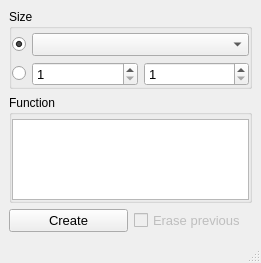
Before: the Qt Designer form plugins/Function/Function.ui in NeutrinoToolkit/Neutrino, drawn with Qt 5.
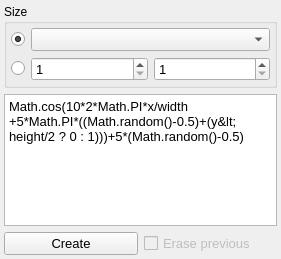
After: the same form once the commit is applied.

Commit message: added missing file and gitignore

Patch:
```diff
--- a/plugins/Function/Function.ui
+++ b/plugins/Function/Function.ui
@@ -6,8 +6,8 @@
    <rect>
     <x>0</x>
     <y>0</y>
-    <width>261</width>
-    <height>263</height>
+    <width>281</width>
+    <height>259</height>
    </rect>
   </property>
   <property name="windowTitle">
@@ -24,18 +24,62 @@
   </property>
   <widget class="QWidget" name="centralwidget">
    <layout class="QGridLayout" name="gridLayout_3">
-    <item row="3" column="0">
-     <spacer name="verticalSpacer">
-      <property name="orientation">
-       <enum>Qt::Vertical</enum>
-      </property>
-      <property name="sizeHint" stdset="0">
-       <size>
-        <width>20</width>
-        <height>40</height>
-       </size>
-      </property>
-     </spacer>
+    <property name="leftMargin">
+     <number>4</number>
+    </property>
+    <property name="topMargin">
+     <number>4</number>
+    </property>
+    <property name="rightMargin">
+     <number>4</number>
+    </property>
+    <property name="bottomMargin">
+     <number>4</number>
+    </property>
+    <item row="2" column="0">
+     <widget class="QWidget" name="widget" native="true">
+      <layout class="QHBoxLayout" name="horizontalLayout">
+       <property name="leftMargin">
+        <number>0</number>
+       </property>
+       <property name="topMargin">
+        <number>0</number>
+       </property>
+       <property name="rightMargin">
+        <number>0</number>
+       </property>
+       <property name="bottomMargin">
+        <number>0</number>
+       </property>
+       <item>
+        <widget class="QPushButton" name="doIt">
+         <property name="font">
+          <font>
+           <pointsize>10</pointsize>
+          </font>
+         </property>
+         <property name="text">
+          <string>Create</string>
+         </property>
+        </widget>
+       </item>
+       <item>
+        <widget class="QCheckBox" name="erasePrevious">
+         <property name="enabled">
+          <bool>false</bool>
+         </property>
+         <property name="font">
+          <font>
+           <pointsize>10</pointsize>
+          </font>
+         </property>
+         <property name="text">
+          <string>Erase previous</string>
+         </property>
+        </widget>
+       </item>
+      </layout>
+     </widget>
     </item>
     <item row="0" column="0">
      <widget class="QGroupBox" name="groupBox">
@@ -44,16 +88,16 @@
       </property>
       <layout class="QGridLayout" name="gridLayout_2" columnstretch="0,1,1">
        <property name="leftMargin">
-        <number>0</number>
+        <number>4</number>
        </property>
        <property name="topMargin">
         <number>4</number>
        </property>
        <property name="rightMargin">
-        <number>0</number>
+        <number>4</number>
        </property>
        <property name="bottomMargin">
-        <number>0</number>
+        <number>4</number>
        </property>
        <item row="1" column="1">
         <widget class="QSpinBox" name="sb_width">
@@ -105,6 +149,11 @@
        </item>
        <item row="1" column="0">
         <widget class="QRadioButton" name="radioSize">
+         <property name="font">
+          <font>
+           <pointsize>10</pointsize>
+          </font>
+         </property>
          <property name="text">
           <string/>
          </property>
@@ -115,6 +164,11 @@
        </item>
        <item row="0" column="0">
         <widget class="QRadioButton" name="radioImage">
+         <property name="font">
+          <font>
+           <pointsize>10</pointsize>
+          </font>
+         </property>
          <property name="text">
           <string/>
          </property>
@@ -130,95 +184,25 @@
      </widget>
     </item>
     <item row="1" column="0">
-     <widget class="QGroupBox" name="groupBox_2">
-      <property name="title">
-       <string>Function</string>
+     <widget class="QPlainTextEdit" name="function">
+      <property name="font">
+       <font>
+        <pointsize>10</pointsize>
+       </font>
       </property>
-      <layout class="QGridLayout" name="gridLayout">
-       <property name="leftMargin">
-        <number>0</number>
-       </property>
-       <property name="topMargin">
-        <number>4</number>
-       </property>
-       <property name="rightMargin">
-        <number>0</number>
-       </property>
-       <property name="bottomMargin">
-        <number>0</number>
-       </property>
-       <item row="1" column="0">
-        <widget class="QPlainTextEdit" name="function">
-         <property name="font">
-          <font>
-           <pointsize>10</pointsize>
-          </font>
-         </property>
-         <property name="toolTip">
-          <string>f(x,y) width and height defined</string>
-         </property>
-         <property name="neutrinoSave" stdset="0">
-          <bool>true</bool>
-         </property>
-        </widget>
-       </item>
-      </layout>
-     </widget>
-    </item>
-    <item row="4" column="0">
-     <widget class="QWidget" name="widget" native="true">
-      <layout class="QHBoxLayout" name="horizontalLayout">
-       <property name="leftMargin">
-        <number>0</number>
-       </property>
-       <property name="topMargin">
-        <number>0</number>
-       </property>
-       <property name="rightMargin">
-        <number>0</number>
-       </property>
-       <property name="bottomMargin">
-        <number>0</number>
-       </property>
-       <item>
-        <widget class="QPushButton" name="doIt">
-         <property name="font">
-          <font>
-           <pointsize>10</pointsize>
-          </font>
-         </property>
-         <property name="text">
-          <string>Create</string>
-         </property>
-        </widget>
-       </item>
-       <item>
-        <widget class="QCheckBox" name="erasePrevious">
-         <property name="enabled">
-          <bool>false</bool>
-         </property>
-         <property name="font">
-          <font>
-           <pointsize>10</pointsize>
-          </font>
-         </property>
-         <property name="text">
-          <string>Erase previous</string>
-         </property>
-        </widget>
-       </item>
-      </layout>
+      <property name="toolTip">
+       <string>f(x,y) width and height defined</string>
+      </property>
+      <property name="plainText">
+       <string>Math.cos(10*2*Math.PI*x/width +5*Math.PI*((Math.random()-0.5)+(y&lt; height/2 ? 0 : 1)))+5*(Math.random()-0.5)</string>
+      </property>
+      <property name="neutrinoSave" stdset="0">
+       <bool>true</bool>
+      </property>
      </widget>
     </item>
    </layout>
   </widget>
-  <widget class="QStatusBar" name="statusbar">
-   <property name="font">
-    <font>
-     <pointsize>10</pointsize>
-    </font>
-   </property>
-  </widget>
  </widget>
  <tabstops>
   <tabstop>radioImage</tabstop>
```
Left out of the diff: 1 changed line with no effect on the pictures. The commit also changes 2 other files.
